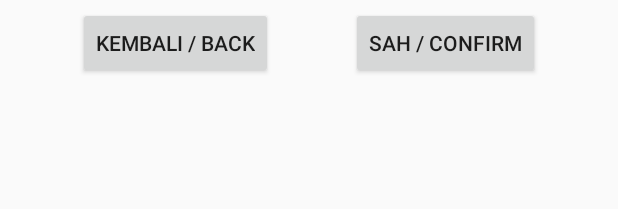
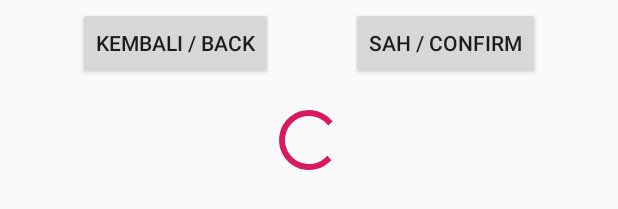
Before and after one commit to bomohit/Masjid-App, an Android app: the layout register_main.xml on its own in the app's theme, with its tools: preview values and no code run, on a phone screen of 412 x 824 dp. Shown: the part 478-687 px from the top of the screen. Run offline under Robolectric (Android 15) with nearby library versions, the phone set to English and light mode, and no system bars.

Commit message:
create logic for register

```diff
--- a/app/src/main/AndroidManifest.xml
+++ b/app/src/main/AndroidManifest.xml
@@ -10,13 +10,15 @@
         android:supportsRtl="true"
         android:theme="@style/AppTheme">
         <activity android:name=".MainActivity">
+
+        </activity>
+        <activity android:name=".RegisterMain" >
             <intent-filter>
                 <action android:name="android.intent.action.MAIN" />
 
                 <category android:name="android.intent.category.LAUNCHER" />
             </intent-filter>
         </activity>
-        <activity android:name=".RegisterMain" />
     </application>
 
 </manifest>
--- a/app/src/main/java/com/example/projectmasjidapps/MainActivity.kt
+++ b/app/src/main/java/com/example/projectmasjidapps/MainActivity.kt
@@ -2,11 +2,15 @@ package com.example.projectmasjidapps
 
 import androidx.appcompat.app.AppCompatActivity
 import android.os.Bundle
+import android.view.View
+import com.google.firebase.auth.FirebaseAuth
+import kotlinx.android.synthetic.main.register_main.*
 
-class MainActivity : AppCompatActivity() {
+class MainActivity : AppCompatActivity(){
 
     override fun onCreate(savedInstanceState: Bundle?) {
         super.onCreate(savedInstanceState)
         setContentView(R.layout.activity_main)
+
     }
 }
--- a/app/src/main/res/layout/register_main.xml
+++ b/app/src/main/res/layout/register_main.xml
@@ -40,7 +40,7 @@
         android:layout_height="wrap_content"
         android:ems="10"
         android:hint="Kata Laluan / Password"
-        android:inputType="textPersonName"
+        android:inputType="textPassword"
         app:layout_constraintEnd_toEndOf="parent"
         app:layout_constraintStart_toStartOf="parent"
         app:layout_constraintTop_toBottomOf="@+id/textView2" />
@@ -100,7 +100,7 @@
         android:layout_height="wrap_content"
         android:ems="10"
         android:hint="No. Telefon / Telephone Number"
-        android:inputType="textPersonName"
+        android:inputType="phone"
         app:layout_constraintEnd_toEndOf="parent"
         app:layout_constraintStart_toStartOf="parent"
         app:layout_constraintTop_toBottomOf="@+id/textView6" />
@@ -124,4 +124,14 @@
         app:layout_constraintHorizontal_bias="0.5"
         app:layout_constraintStart_toEndOf="@+id/buttonBack"
         app:layout_constraintTop_toBottomOf="@+id/inputPhoneNo" />
+
+    <ProgressBar
+        android:id="@+id/progressBarRegister"
+        style="?android:attr/progressBarStyle"
+        android:layout_width="wrap_content"
+        android:layout_height="wrap_content"
+        app:layout_constraintBottom_toBottomOf="parent"
+        app:layout_constraintEnd_toEndOf="parent"
+        app:layout_constraintStart_toStartOf="parent"
+        app:layout_constraintTop_toTopOf="@+id/textView" />
 </androidx.constraintlayout.widget.ConstraintLayout>
--- a/build.gradle
+++ b/build.gradle
@@ -10,6 +10,7 @@ buildscript {
     dependencies {
         classpath 'com.android.tools.build:gradle:3.5.3'
         classpath "org.jetbrains.kotlin:kotlin-gradle-plugin:$kotlin_version"
+        classpath 'com.google.gms:google-services:4.2.0'
         // NOTE: Do not place your application dependencies here; they belong
         // in the individual module build.gradle files
     }
```
Also changed, not shown: app/build.gradle (+6 -1 lines), app/src/main/java/com/example/projectmasjidapps/RegisterMain.kt (+117 -1 lines), 1 other file.
